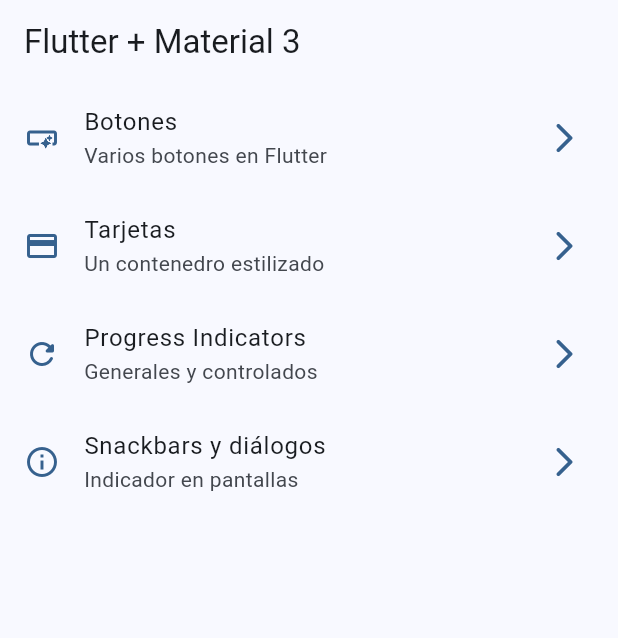
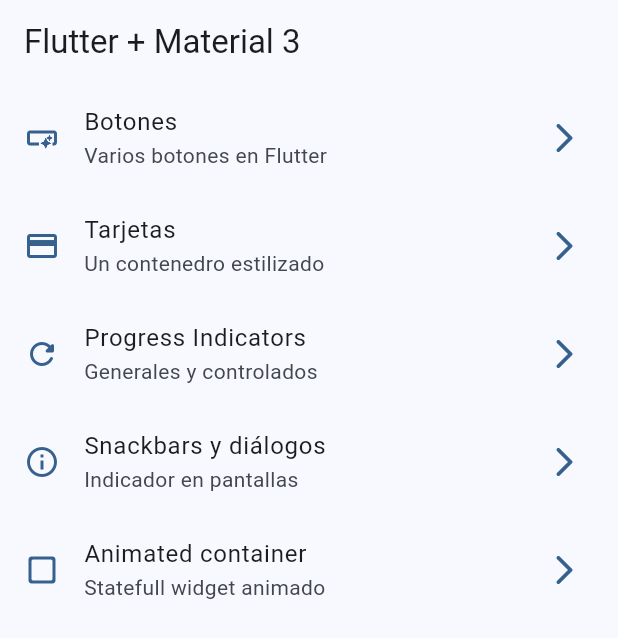
Before and after one commit to Tanamachii/widgetsapp_flutter, a Flutter app: the screen it shows after launch, on a phone screen of 412 x 824 dp. Shown: the top 638 px of the screen. Run offline on Flutter 3.47's test engine with Material 3 defaults, Android fonts, the phone set to English and light mode, and no system bars; our stand-ins replace go_router; missing offline and left inert: dart:ffi.

```diff
--- a/lib/config/menu_items/menu_items.dart
+++ b/lib/config/menu_items/menu_items.dart
@@ -39,4 +39,10 @@ const appMenuItems = <MenuItem>[
     url: '/snackbar',
     icon: Icons.info_outline,
   ),
+  MenuItem(
+    title: 'Animated container',
+    subtitle: 'Statefull widget animado',
+    url: '/animated',
+    icon: Icons.check_box_outline_blank_rounded,
+  ),
 ];
--- a/lib/config/router/app_router.dart
+++ b/lib/config/router/app_router.dart
@@ -30,5 +30,10 @@ final appRouter = GoRouter(
       name: SnackbarScreen.name,
       builder: (context, state) => const SnackbarScreen(),
     ),
+    GoRoute(
+      path: '/animated',
+      name: AnimatedScreen.name,
+      builder: (context, state) => const AnimatedScreen(),
+    ),
   ],
 );
```
Also changed, not shown: lib/presentation/screens/animated/animated_screen.dart (+47 -2 lines).
